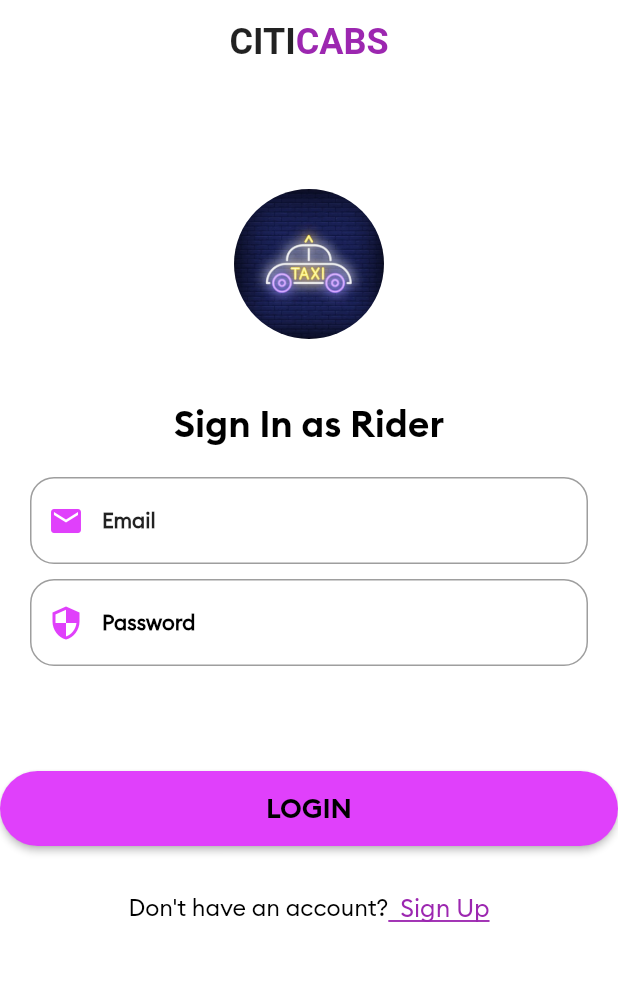
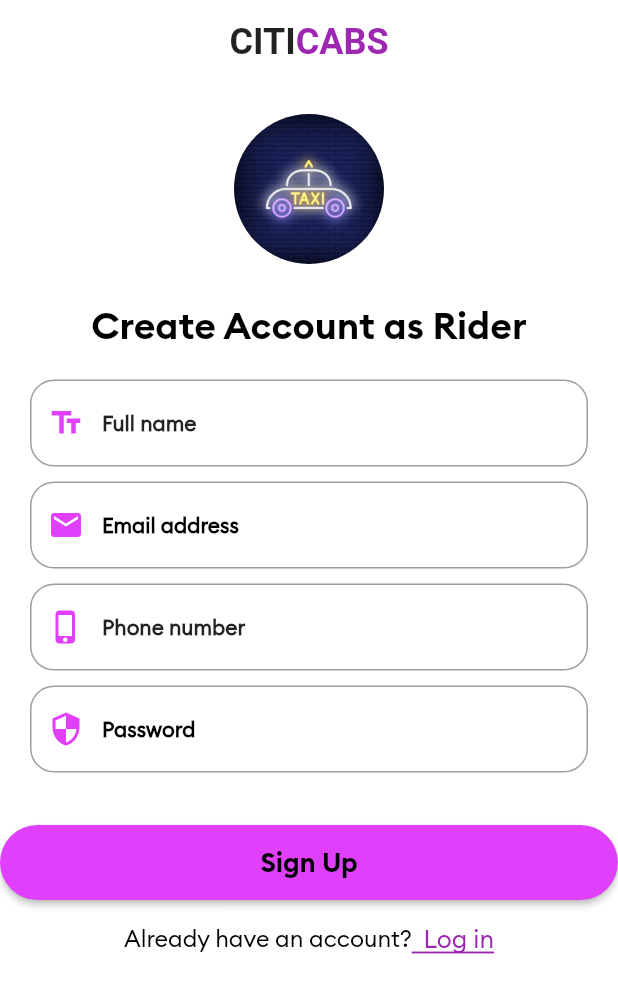
Before and after one commit to Srajan-Jaiswal/CityTransfers-cabs, a Flutter app: the screen it shows after launch, on a phone screen of 412 x 824 dp. Shown: the top 993 px of the screen. Run offline on Flutter 3.47's test engine with Material 2 defaults, Android fonts, the phone set to English and light mode, and no system bars; our stand-ins replace firebase_core, firebase_database; accounts and stored records are empty.

Commit message:
Implementation of  Registration Page

```diff
--- /dev/null
+++ b/lib/brand_colors.dart
@@ -0,0 +1,31 @@
+import 'package:flutter/material.dart';
+
+class BrandColors{
+
+  static const Color colorPrimary = Color(0xFF2B1A64);
+  static const Color colorPrimaryDark = Color(0xFF1c3aa9);
+  static const Color colorAccent = Color(0xFF21ba45);
+  static const Color colorAccent1 = Color(0xFFe3fded);
+
+  static const Color colorBackground = Color(0xFFFBFAFF);
+
+  static const Color colorPink = Color(0xFFE66C75);
+  static const Color colorOrange = Color(0xFFE8913A);
+  static const Color colorBlue = Color(0xFF2254A3);
+  static const Color colorAccentPurple = Color(0xFF4f5cd1);
+
+
+
+  static const Color colorText = Color(0xFF383635);
+  static const Color colorTextLight = Color(0xFF918D8D);
+  static const Color colorTextSemiLight = Color(0xFF737373);
+  static const Color colorTextDark = Color(0xFF292828);
+
+  static const Color colorGreen = Color(0xFF40cf89);
+  static const Color colorLightGray = Color(0xFFe2e2e2);
+  static const Color colorLightGrayFair = Color(0xFFe1e5e8);
+  static const Color colorDimText = Color(0xFFadadad);
+
+
+
+}
--- a/lib/main.dart
+++ b/lib/main.dart
@@ -1,4 +1,5 @@
 import 'package:citytransfers_cabs/screens/loginpage.dart';
+import 'package:citytransfers_cabs/screens/registrationpage.dart';
 import 'package:flutter/material.dart';
 import 'package:citytransfers_cabs/screens/mainpage.dart';
 import 'package:firebase_core/firebase_core.dart';
@@ -34,7 +35,7 @@ class MyApp extends StatelessWidget {
         primarySwatch: Colors.blue,
         visualDensity: VisualDensity.adaptivePlatformDensity,
       ),
-      home: LoginPage(),
+      home: RegistrationPage(),
     );
   }
 }
--- a/lib/screens/mainpage.dart
+++ b/lib/screens/mainpage.dart
@@ -25,7 +25,6 @@ class _MainPageState extends State<MainPage> {
           child: Text('Testing Connection'),
         ),
       )
-
     );
   }
 }
--- /dev/null
+++ b/lib/screens/registrationpage.dart
@@ -0,0 +1,172 @@
+import 'package:citytransfers_cabs/widgets/widgets.dart';
+import 'package:flutter/material.dart';
+
+class RegistrationPage extends StatelessWidget {
+  @override
+  Widget build(BuildContext context) {
+    return Scaffold(
+        appBar: AppBar(
+          title: appBar(context),
+          centerTitle: true,
+          backgroundColor: Colors.transparent,
+          elevation: 0.0,
+          brightness: Brightness.light,
+        ),
+        backgroundColor: Colors.white,
+        body: SingleChildScrollView(
+            child: Column(
+          children: <Widget>[
+            SizedBox(
+              height: 20,
+            ),
+            ClipOval(
+              child: Image(
+                image: AssetImage('images/logo.jpg'),
+                height: 100,
+                width: 100,
+                fit: BoxFit.cover,
+              ),
+            ),
+            SizedBox(
+              height: 25,
+            ),
+            Text(
+              'Create Account as Rider',
+              textAlign: TextAlign.center,
+              style: TextStyle(
+                  fontSize: 25,
+                  fontWeight: FontWeight.w700,
+                  fontFamily: 'Brand-Bold',
+                  color: Colors.black),
+            ),
+            Padding(
+              padding: const EdgeInsets.all(20.0),
+              child: Column(
+                children: <Widget>[
+                  TextField(
+                    keyboardType: TextInputType.emailAddress,
+                    decoration: InputDecoration(
+                      hintText: "Full name",
+                      hintStyle: TextStyle(
+                          color: Colors.black87, fontWeight: FontWeight.bold),
+                      border: OutlineInputBorder(
+                          borderSide: BorderSide(color: Colors.black87),
+                          borderRadius: BorderRadius.circular(16)),
+                      prefixIcon: const Icon(
+                        Icons.text_fields,
+                        color: Colors.purpleAccent,
+                      ),
+                    ),
+                    style: TextStyle(fontSize: 14),
+                  ),
+                  SizedBox(
+                    height: 10,
+                  ),
+                  TextField(
+                    obscureText: true,
+                    decoration: InputDecoration(
+                        hintText: "Email address",
+                        hintStyle: TextStyle(
+                            color: Colors.black, fontWeight: FontWeight.bold),
+                        border: OutlineInputBorder(
+                            borderSide: BorderSide(
+                              color: Colors.black87,
+                            ),
+                            borderRadius: BorderRadius.circular(16)),
+                        prefixIcon: const Icon(
+                          Icons.email,
+                          color: Colors.purpleAccent,
+                        )),
+                    style: TextStyle(fontSize: 14),
+                  ),
+
+SizedBox(
+              height: 10,
+            ),
+
+TextField(
+                    keyboardType: TextInputType.emailAddress,
+                    decoration: InputDecoration(
+                      hintText: "Phone number",
+                      hintStyle: TextStyle(
+                          color: Colors.black87, fontWeight: FontWeight.bold),
+                      border: OutlineInputBorder(
+                          borderSide: BorderSide(color: Colors.black87),
+                          borderRadius: BorderRadius.circular(16)),
+                      prefixIcon: const Icon(
+                        Icons.phone_iphone_rounded,
+                        color: Colors.purpleAccent,
+                      ),
+                    ),
+                    style: TextStyle(fontSize: 14),
+                  ),
+                  SizedBox(
+                    height: 10,
+                  ),
+                  TextField(
+                    obscureText: true,
+                    decoration: InputDecoration(
+                        hintText: "Password",
+                        hintStyle: TextStyle(
+                            color: Colors.black, fontWeight: FontWeight.bold),
+                        border: OutlineInputBorder(
+                            borderSide: BorderSide(
+                              color: Colors.black87,
+                            ),
+                            borderRadius: BorderRadius.circular(16)),
+                        prefixIcon: const Icon(
+                          Icons.security,
+                          color: Colors.purpleAccent,
+                        )),
+                    style: TextStyle(fontSize: 14),
+                  ),
+
+
+
+
+
+
+
+                ],
+              ),
+            ),
+            SizedBox(
+              height: 15,
+            ),
+            RaisedButton(
+                onPressed: () {},
+                shape: new RoundedRectangleBorder(
+                  borderRadius: new BorderRadius.circular(130),
+                ),
+                color: Colors.purpleAccent,
+                textColor: Colors.black,
+                child: Container(
+                  height: 50,
+                  child: Center(
+                    child: Text(
+                      'Sign Up',
+                      style: TextStyle(fontSize: 18, fontFamily: 'Brand-Bold'),
+                    ),
+                  ),
+                )),
+            SizedBox(
+              height: 15,
+            ),
+            Row(
+              mainAxisAlignment: MainAxisAlignment.center,
+              children: [
+                Text("Already have an account?",
+                    style: TextStyle(fontSize: 15.5, color: Colors.black)),
+                GestureDetector(
+                    onTap: () {},
+                    child: Text("  Log in",
+                        style: TextStyle(
+                            fontSize: 16.5,
+                            color: Colors.purple,
+                            decoration: TextDecoration.underline)))
+              ],
+            ),
+          ],
+        )));
+  }
+}
```
